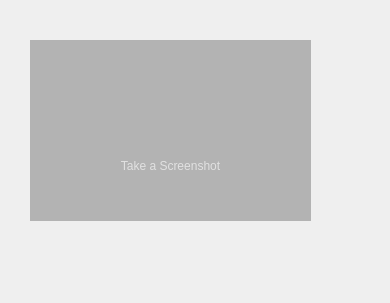
The window that python/thumbnail_widget/resources/thumbnail_widget.ui (shotgunsoftware/tk-framework-widget) describes before a commit, drawn with Qt 5.
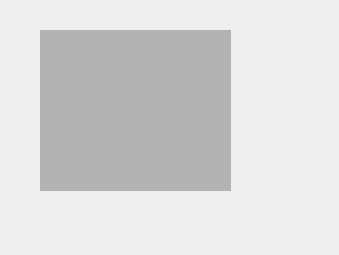
The same window after the commit. Icons and pictures are not drawn.

Commit message: Removed 'Add Screenshot' text from thumbnail widget

```diff
--- a/python/thumbnail_widget/resources/thumbnail_widget.ui
+++ b/python/thumbnail_widget/resources/thumbnail_widget.ui
@@ -6,8 +6,8 @@
    <rect>
     <x>0</x>
     <y>0</y>
-    <width>390</width>
-    <height>303</height>
+    <width>339</width>
+    <height>255</height>
    </rect>
   </property>
   <property name="windowTitle">
@@ -50,15 +50,16 @@
   <widget class="QFrame" name="buttons_frame">
    <property name="geometry">
     <rect>
-     <x>30</x>
-     <y>40</y>
-     <width>281</width>
-     <height>181</height>
+     <x>40</x>
+     <y>30</y>
+     <width>191</width>
+     <height>161</height>
     </rect>
    </property>
    <property name="styleSheet">
     <string notr="true">#buttons_frame {
-background-color: rgba(0,0,0, 64)
+border-style: none;
+background-color: rgba(0,0,0, 64);
 }</string>
    </property>
    <property name="frameShape">
@@ -70,7 +71,7 @@
    <property name="lineWidth">
     <number>0</number>
    </property>
-   <layout class="QVBoxLayout" name="verticalLayout_2">
+   <layout class="QVBoxLayout" name="verticalLayout_2" stretch="1,3,1">
     <property name="margin">
      <number>0</number>
     </property>
@@ -88,7 +89,7 @@
      </spacer>
     </item>
     <item>
-     <layout class="QHBoxLayout" name="horizontalLayout_2">
+     <layout class="QHBoxLayout" name="horizontalLayout_2" stretch="1,3,1">
       <item>
        <spacer name="horizontalSpacer">
         <property name="orientation">
@@ -104,16 +105,22 @@
       </item>
       <item>
        <widget class="QPushButton" name="camera_btn">
+        <property name="sizePolicy">
+         <sizepolicy hsizetype="Preferred" vsizetype="Preferred">
+          <horstretch>0</horstretch>
+          <verstretch>0</verstretch>
+         </sizepolicy>
+        </property>
         <property name="minimumSize">
          <size>
-          <width>64</width>
-          <height>64</height>
+          <width>32</width>
+          <height>32</height>
          </size>
         </property>
         <property name="maximumSize">
          <size>
-          <width>64</width>
-          <height>64</height>
+          <width>16777215</width>
+          <height>16777215</height>
          </size>
         </property>
         <property name="cursor">
@@ -122,7 +129,8 @@
         <property name="styleSheet">
          <string notr="true">#camera_btn {
     background-color: rgba( 0, 0, 0, 0 );
-	border-image: url(:/res/camera.png);
+	image: url(:/res/camera.png);
+	margin: 5px;
 	border: none;
 }
 #camera_btn:hover {
@@ -171,21 +179,6 @@
       </item>
      </layout>
     </item>
-    <item>
-     <widget class="QLabel" name="label">
-      <property name="styleSheet">
-       <string notr="true">#label {
-color: rgb(225, 225, 225);
-}</string>
-      </property>
-      <property name="text">
-       <string>Take a Screenshot</string>
-      </property>
-      <property name="alignment">
-       <set>Qt::AlignCenter</set>
-      </property>
-     </widget>
-    </item>
     <item>
      <spacer name="verticalSpacer">
       <property name="orientation">
```
Left out of the diff: 12 changed lines with no effect on the pictures. The commit also changes 4 other files.
